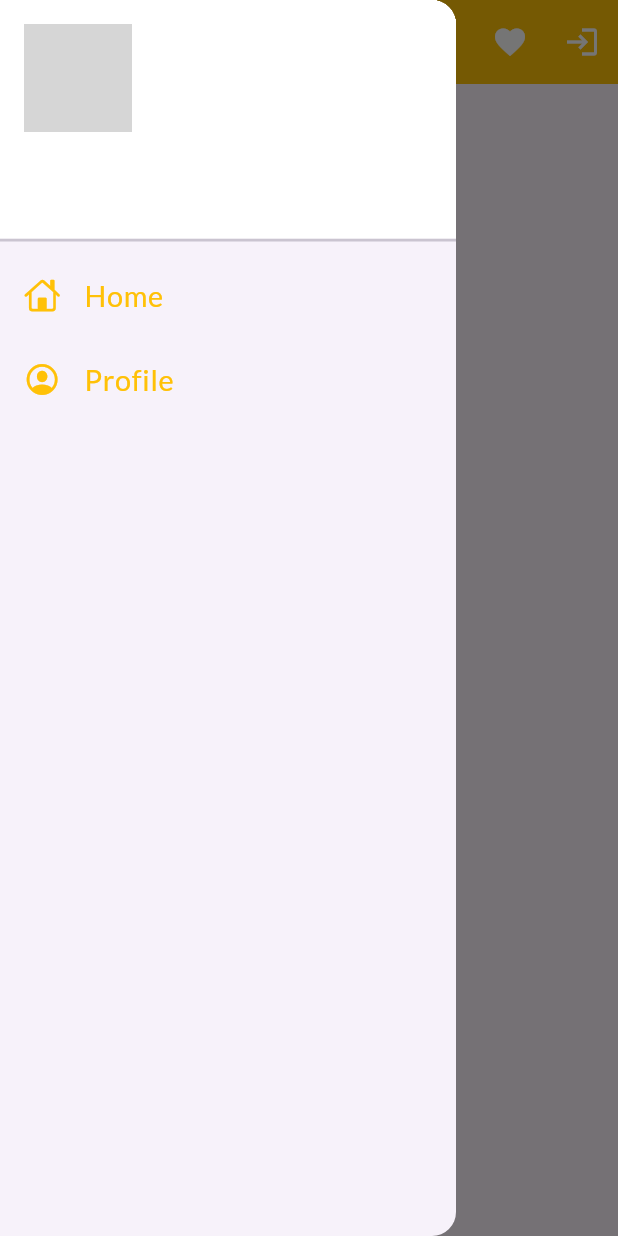
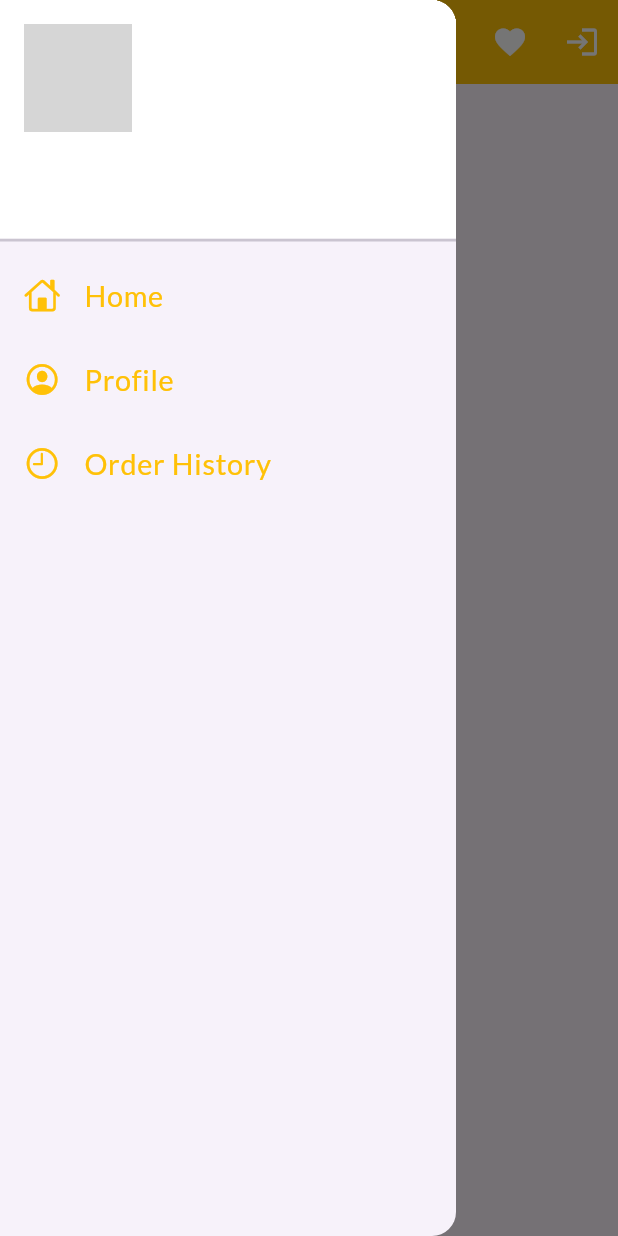
Before and after one commit to Muhammad-ShahzaibIjaz/2021-CS-75-Mangtum, a Flutter app: the HomePage screen opened directly with empty values, with the side drawer open, on a phone screen of 412 x 824 dp. Run offline on Flutter 3.47's test engine with Material 3 defaults, Android fonts, the phone set to English and light mode, and no system bars; our stand-ins replace cached_network_image, cloud_firestore, firebase_auth, firebase_core, firebase_storage, get and 3 more; accounts and stored records are empty; grey boxes are pictures that could not be loaded.

Commit message:
:Adding Order History Feature

```diff
--- /dev/null
+++ b/mangtumcode/lib/Widgets/MyDrawerBuyer.dart
@@ -0,0 +1,92 @@
+import 'package:flutter/cupertino.dart';
+import 'package:flutter/material.dart';
+import 'package:mangtumcode/Widgets/OrderHistoryPage.dart';
+
+class MyDrawerBuyer extends StatelessWidget {
+  final String name;
+  final String email;
+  final String userId;
+
+  const MyDrawerBuyer({
+    Key? key,
+    required this.name,
+    required this.email,
+    required this.userId,
+  }) : super(key: key);
+
+  @override
+  Widget build(BuildContext context) {
+    return Drawer(
+      child: ListView(
+        padding: EdgeInsets.zero,
+        children: [
+          DrawerHeader(
+            padding: EdgeInsets.zero,
+            child: UserAccountsDrawerHeader(
+              margin: EdgeInsets.zero,
+              accountName: Text(
+                name, // Use the provided name here
+                textScaleFactor: 1.2,
+                style: TextStyle(color: Colors.amber),
+              ),
+              accountEmail: Text(
+                email, // Use the provided email here
+                textScaleFactor: 1.2,
+                style: TextStyle(color: Colors.amber),
+              ),
+              currentAccountPicture: Image.asset("Assets/images/MangtumLogo.png"),
+              decoration: BoxDecoration(color: Colors.white),
+            ),
+          ),
+          ListTile(
+            leading: Icon(
+              CupertinoIcons.home,
+              color: Colors.amber,
+            ),
+            title: Text(
+              "Home",
+              textScaleFactor: 1.2,
+              style: TextStyle(color: Colors.amber),
+            ),
+            onTap: () {
+              // Navigate to Home page
+            },
+          ),
+          ListTile(
+            leading: Icon(
+              CupertinoIcons.profile_circled,
+              color: Colors.amber,
+            ),
+            title: Text(
+              "Profile",
+              textScaleFactor: 1.2,
+              style: TextStyle(color: Colors.amber),
+            ),
+            onTap: () {
+              // Navigate to Profile page
+            },
+          ),
+          ListTile(
+            leading: Icon(
+              CupertinoIcons.time,
+              color: Colors.amber,
+            ),
+            title: Text(
+              "Order History",
+              textScaleFactor: 1.2,
+              style: TextStyle(color: Colors.amber),
+            ),
+            onTap: () {
+              Navigator.push(
+                context,
+                MaterialPageRoute(
+                  builder: (context) => OrderHistoryPage(userId: userId),
+                ),
+              );
+            },
+          ),
+        ],
+      ),
+    );
+  }
+}
--- a/mangtumcode/lib/pages/HomePage.dart
+++ b/mangtumcode/lib/pages/HomePage.dart
@@ -1,12 +1,10 @@
 import 'package:cloud_firestore/cloud_firestore.dart';
 import 'package:firebase_auth/firebase_auth.dart';
-import 'package:firebase_core/firebase_core.dart';
 import 'package:flutter/material.dart';
 import 'package:mangtumcode/Refrences/userRef.dart';
-import 'package:mangtumcode/Widgets/drawer.dart';
+import 'package:mangtumcode/Widgets/MyDrawerBuyer.dart';
 import 'package:mangtumcode/pages/CartPage.dart';
 import 'package:mangtumcode/pages/ProductDetailPage.dart';
-import 'package:mangtumcode/pages/RenderProductPage.dart';
 import 'package:mangtumcode/pages/WishlistPage.dart';
 
 class HomePage extends StatelessWidget {
@@ -80,9 +78,10 @@ class HomePage extends StatelessWidget {
             ),
           ),
           body: buildProductListView(userId),
-          drawer: MyDrawer(
+          drawer: MyDrawerBuyer(
             name: userData['name'] ?? 'Name not found',
             email: userData['email'] ?? 'Email not found',
+            userId: userId,
           ),
         );
       },
--- a/mangtumcode/pubspec.yaml
+++ b/mangtumcode/pubspec.yaml
@@ -47,6 +47,7 @@ dependencies:
   cached_network_image: ^3.3.0
   open_file: ^3.3.2
   mailer: ^6.0.1
+  fl_chart: ^0.64.0
 dev_dependencies:
   flutter_test:
     sdk: flutter
```
Also changed, not shown: mangtumcode/lib/Widgets/OrderHistory.dart (added, +27 -0 lines), mangtumcode/lib/Widgets/OrderHistoryPage.dart (added, +126 -0 lines), mangtumcode/lib/models/cartItem.dart (+22 -8 lines), mangtumcode/pubspec.lock.
